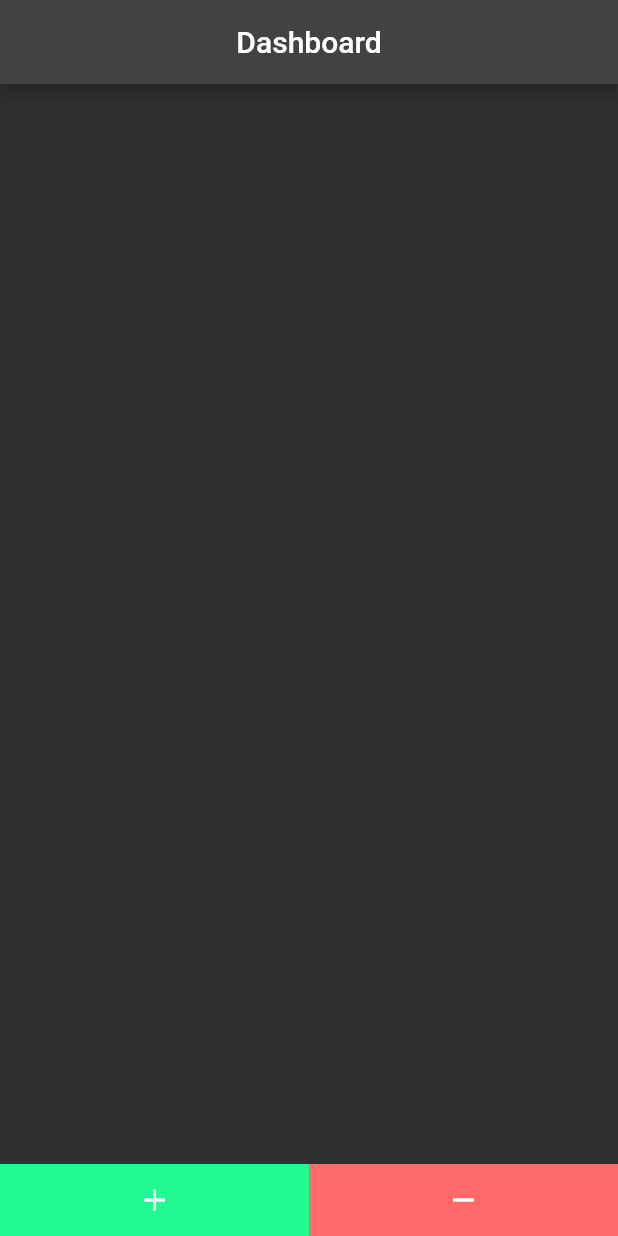
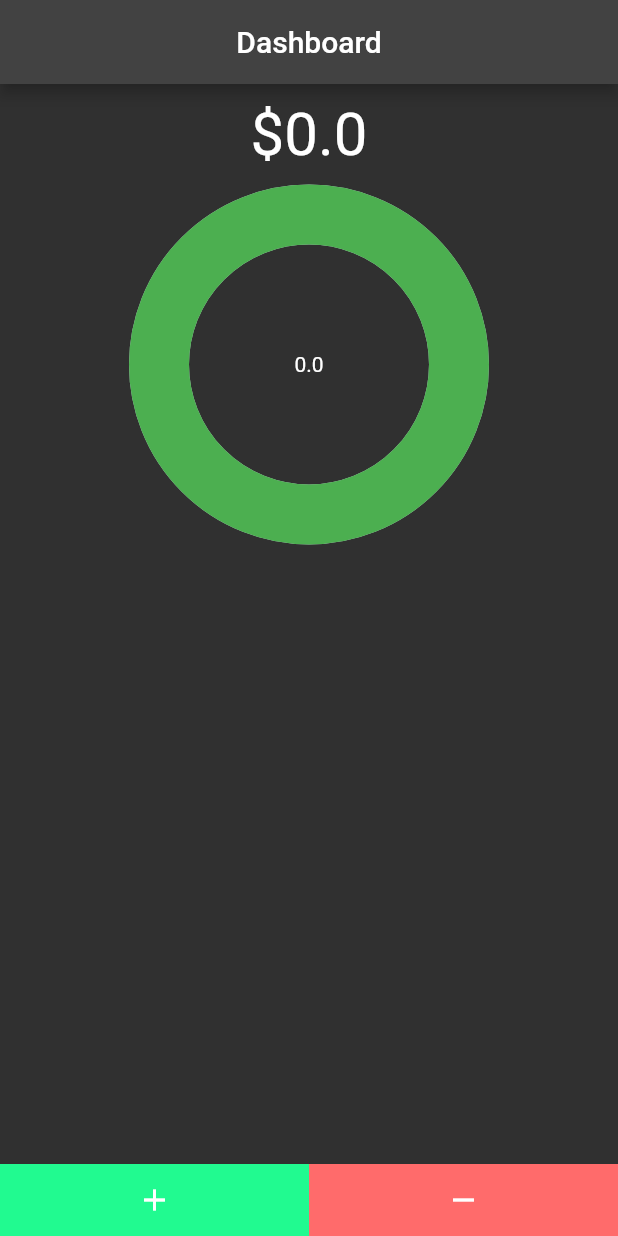
Before and after one commit to CaseyNguyen/Stax, a Flutter app: the screen it shows after launch, after a tap on the "remove" icon, on a phone screen of 412 x 824 dp. Run offline on Flutter 3.47's test engine with Material 2 defaults, Android fonts, the light colour scheme and no system bars; drawn by our look-alikes of percent_indicator; our stand-ins replace floor, sqflite; accounts and stored records are empty; generated files the repository leaves out were written again; Roboto replaces fonts that are missing (Georgia).

Commit message:
Added a small visualizer and fixed data issues.

```diff
--- a/lib/dao/income_dao.dart
+++ /dev/null
@@ -1,23 +0,0 @@
-// income_dao.dart
-// Created by Casey Nguyen
-// VERSION CONTROL:
-// 8.18.2023 - DAO created.
-
-// When adding new DAO functions, you MUST run the following command in the
-// console to update properly:
-// - 'flutter packages pub run build_runner build'
-
-
-import 'package:floor/floor.dart';
-import '../entities/income.dart';
-
-@dao
-abstract class IncomeDao{
-  // Retrieve ALL incomes from the DB.
-  @Query('SELECT * FROM Income')
-  Future<List<Income>> findAllIncomes();
-
-  // Insert an income into the DB.
-  @insert
-  Future<void> insertIncome(Income income);
-}
--- /dev/null
+++ b/lib/dao/transaction_dao.dart
@@ -0,0 +1,32 @@
+// transaction_dao.dart
+// Created by Casey Nguyen
+// VERSION CONTROL:
+// 8.18.2023 - DAO created.
+
+// When adding new DAO functions, you MUST run the following command in the
+// console to update properly:
+// - 'flutter packages pub run build_runner build'
+
+
+import 'package:floor/floor.dart';
+import '../entities/transaction.dart';
+
+@dao
+abstract class TransactionDao{
+  // Retrieve ALL transactions from the DB.
+  @Query('SELECT * FROM Transaction')
+  Future<List<Transaction>> findAllTransactions();
+
+  // Get the last known ID.
+  @Query('SELECT IFNULL(MAX(id), 0) FROM Transaction')
+  Future<int?> retrieveLastID();
+
+  // Remove all incomes.
+  // OUT: Resets the database, but doesn't drop the table.
+  @Query('DELETE FROM Transaction')
+  Future<void> deleteIncomes();
+
+  // Insert an income into the DB.
+  @insert
+  Future<void> insertIncome(Transaction income);
+}
--- a/lib/database/database.dart
+++ b/lib/database/database.dart
@@ -9,12 +9,12 @@ import 'dart:async';
 import 'package:floor/floor.dart';
 import 'package:sqflite/sqflite.dart' as sqflite;
 
-import '../dao/income_dao.dart';
-import '../entities/income.dart';
+import '../dao/transaction_dao.dart';
+import '../entities/transaction.dart';
 
 part 'database.g.dart';
 
-@Database(version: 1, entities: [Income])
+@Database(version: 1, entities: [Transaction])
 abstract class BudgeDatabase extends FloorDatabase {
-  IncomeDao get incomeDao;
+  TransactionDao get transactionDao;
 }
--- a/lib/database/viewmodel.dart
+++ b/lib/database/viewmodel.dart
@@ -2,22 +2,45 @@
 // Created by Casey Nguyen
 // VERSION CONTROL:
 // 8.18.2023 - Viewmodel created with "Add" and "List" functionality.
+// 8.21.2023 - Autoincrements ID, and added delete all records functionality.
+
+import 'dart:developer';
 
 import 'package:flutter/cupertino.dart';
-import '../entities/income.dart';
+import '../entities/transaction.dart';
 import 'database.dart';
 
 class ViewModel extends ChangeNotifier{
   final BudgeDatabase _db;
   ViewModel(this._db);
 
-  Future<List<Income>> get incomes async{
-    return(await _db.incomeDao.findAllIncomes());
+  Future<List<Transaction>> get incomes async{
+    return(await _db.transactionDao.findAllTransactions());
+  }
+
+  Future<double> get totalIncome async{
+    final list = await _db.transactionDao.findAllTransactions();
+    double totalVal = 0;
+    for (int i = 0; i < list.length; i++){
+      totalVal += list[i].value;
+    }
+    return totalVal;
   }
 
   // addIncome
-  void addIncome(Income income) async{
-    await _db.incomeDao.insertIncome(income);
+  // IN: A short description of the transaction and a value.
+  // OUT: Adds the income to the data table.
+  void addIncome(String name, double value) async {
+    int? idLast = await _db.transactionDao.retrieveLastID();
+    notifyListeners();
+    Transaction addIncome = Transaction(idLast! + 1, name, value);
+    await _db.transactionDao.insertIncome(addIncome);
+    notifyListeners();
+  }
+
+  // deleteIncome
+  void deleteIncome() async{
+    await _db.transactionDao.deleteIncomes();
     notifyListeners();
   }
 }
--- a/lib/entities/income.dart
+++ b/lib/entities/transaction.dart
@@ -1,4 +1,4 @@
-// income.dart
+// transaction.dart
 // Created by Casey Nguyen
 // VERSION CONTROL:
 // 8.17.2023 - Created Income class outline.
@@ -7,11 +7,11 @@
 import 'package:floor/floor.dart';
 
 @entity
-class Income{
+class Transaction{
   @primaryKey
   final int id;
   final String name;
   final double value;
 
-  Income(this.id, this.name, this.value);
+  Transaction(this.id, this.name, this.value);
 }
--- a/lib/main.dart
+++ b/lib/main.dart
@@ -1,3 +1,8 @@
+// main.dart
+// Created by Casey Nguyen
+// VERSION CONTROL:
+// 8.17.2023 - Created the application. Assigned to Wrapper.
+
 import 'package:budge/add_form.dart';
 import 'package:budge/database/viewmodel.dart';
 import 'package:budge/wrapper.dart';
@@ -10,8 +15,6 @@ void main() async {
   runApp(MyApp(database: await $FloorBudgeDatabase.databaseBuilder("budge.db").build()));
 }
 
-
-
 class MyApp extends StatelessWidget {
   final BudgeDatabase database;
   const MyApp({super.key, required this.database});
@@ -21,7 +24,7 @@ class MyApp extends StatelessWidget {
     return ChangeNotifierProvider(
       create: (context) => ViewModel(database),
       child: MaterialApp(
-        title: 'Budge',
+        title: 'Stax',
         theme: ThemeData(
         primarySwatch: Colors.blue,
         brightness: Brightness.dark,
--- a/lib/views/buttons.dart
+++ b/lib/views/buttons.dart
@@ -6,6 +6,9 @@
 
 import 'package:budge/add_form.dart';
 import 'package:flutter/material.dart';
+import 'package:provider/provider.dart';
+
+import '../database/viewmodel.dart';
 
 class TransactionButton extends StatelessWidget{
   const TransactionButton({super.key});
@@ -32,7 +35,10 @@ class TransactionButton extends StatelessWidget{
           color: const Color(0xFFFF6B6B),
           child: TextButton(
               child: const Icon(Icons.remove, color: Colors.white),
-              onPressed: () {},
+              onPressed: () {
+                final model = Provider.of<ViewModel>(context, listen: false);
+                model.deleteIncome();
+                },
               ),
           ),
       ]
--- /dev/null
+++ b/lib/views/visualizer.dart
@@ -0,0 +1,43 @@
+// visualizer.dart
+// Created by Casey Nguyen
+// VERSION CONTROL:
+// 8.21.2023 - Created a clean way to visualize the money.
+
+import 'package:budge/database/viewmodel.dart';
+import 'package:flutter/material.dart';
+import 'package:provider/provider.dart';
+import 'package:percent_indicator/percent_indicator.dart';
+
+class DataVisualizer extends StatelessWidget{
+  const DataVisualizer({super.key});
+  @override
+  Widget build(BuildContext context){
+    final model = context.watch<ViewModel>();
+    final money = model.totalIncome;
+    return FutureBuilder(
+        future: money,
+        builder: (context, snapshot) {
+          if (snapshot.hasData) {
+            final view = snapshot.data!;
+            return Column(
+              children: [
+                Container(height: 10),
+                Text('\$${view.toString()}', style: const TextStyle(fontSize: 40)),
+                Container(height: 10),
+                CircularPercentIndicator(
+                  radius: 120.0,
+                  lineWidth: 40.0,
+                  percent: 1.0,
+                  center: Text(view.toString()),
+                  progressColor: Colors.green,
+                )
+              ]
+
+            );
+
+          }
+          return const Text("Recent activity is empty.");
+        }
+    );
+  }
+}
--- a/lib/wrapper.dart
+++ b/lib/wrapper.dart
@@ -8,6 +8,7 @@
 import 'package:budge/add_form.dart';
 import 'package:budge/views/buttons.dart';
 import 'package:budge/views/list.dart';
+import 'package:budge/views/visualizer.dart';
 import 'package:flutter/material.dart';
 
 class Wrapper extends StatefulWidget{
@@ -25,7 +26,7 @@ class _WrapperState extends State<Wrapper>{
       appBar: AppBar(title: const Center(child: Text("Dashboard")),
         centerTitle: true,
       ),
-      body: const TransactionList(),
+      body: const DataVisualizer(),
       bottomNavigationBar: const BottomAppBar(
         color: Colors.transparent,
         elevation: 0,
--- a/pubspec.yaml
+++ b/pubspec.yaml
@@ -53,6 +53,7 @@ dev_dependencies:
   floor_generator: ^1.4.2
   build_runner: ^2.1.2
   provider:
+  percent_indicator: ^4.0.1
 
 # For information on the generic Dart part of this file, see the
 # following page: https://dart.dev/tools/pub/pubspec
```
Also changed, not shown: lib/add_form.dart (+3 -5 lines), lib/views/topbuttons.dart (added, +42 -0 lines), pubspec.lock.
